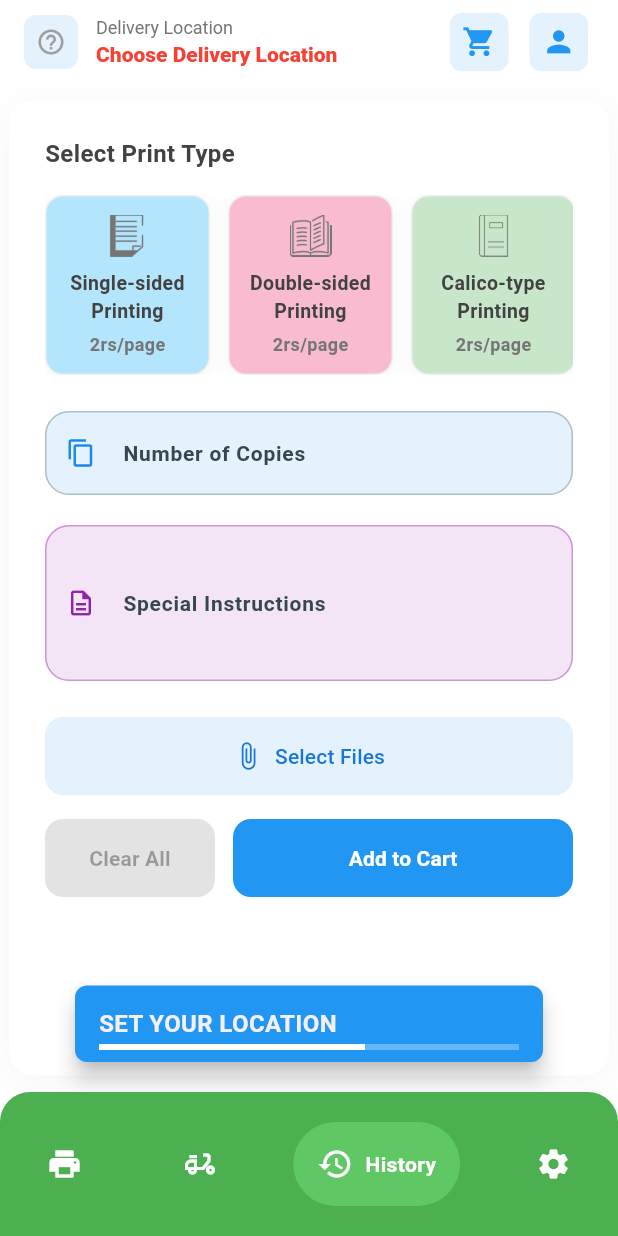
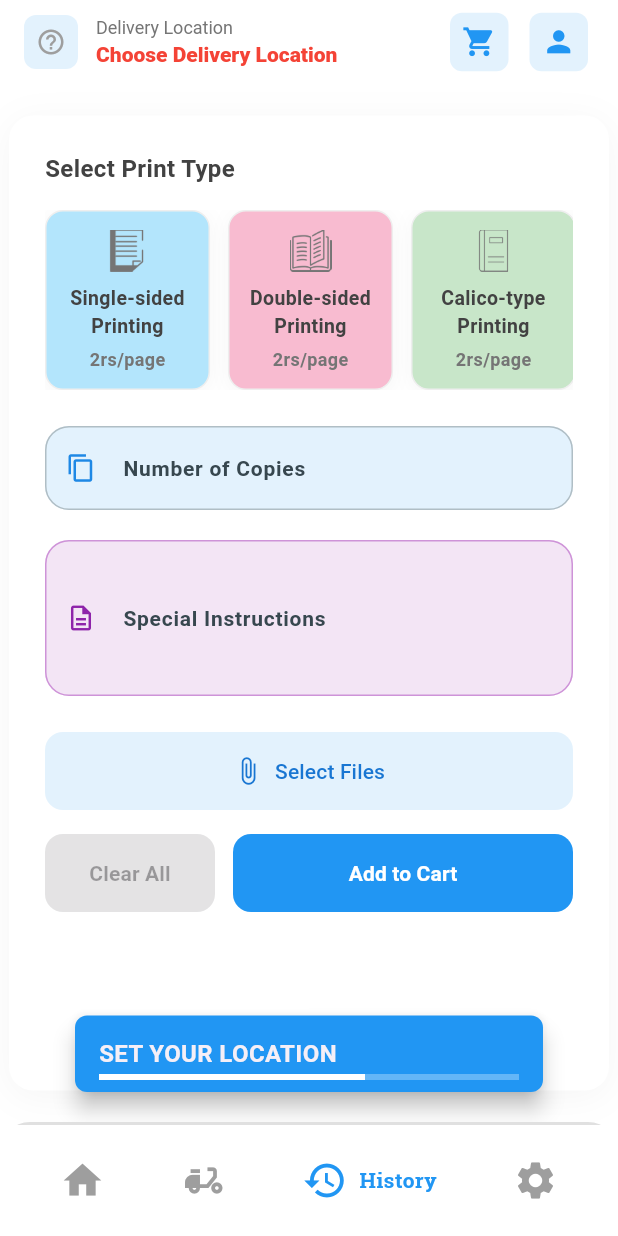
Before and after one commit to codeboyspace/priente, a Flutter app: the screen it shows after launch, item 3 of the bottom bar chosen, after a tap on "Add to Cart", on a phone screen of 412 x 824 dp. Run offline on Flutter 3.47's test engine with Material 3 defaults, Android fonts, the light colour scheme and no system bars; drawn by our look-alikes of google_nav_bar; our stand-ins replace file_picker, fluentui_system_icons, open_file, permission_handler, slider_button, stroke_text; missing offline and left inert: dart_pdf_reader, mappls_gl, mongo_dart.

Commit message:
modified nav bar

```diff
--- a/lib/pages/animatedprogressbar.dart
+++ b/lib/pages/animatedprogressbar.dart
@@ -3,7 +3,7 @@ import 'package:flutter/material.dart';
 class AnimatedProgressBar extends StatefulWidget {
   final Duration duration;
 
-  const AnimatedProgressBar({Key? key, required this.duration}) : super(key: key);
+  const AnimatedProgressBar({super.key, required this.duration});
 
   @override
   _AnimatedProgressBarState createState() => _AnimatedProgressBarState();
@@ -35,7 +35,7 @@ class _AnimatedProgressBarState extends State<AnimatedProgressBar>
       builder: (context, child) {
         return LinearProgressIndicator(
           value: 1.0 - _controller.value, // Reverse progress direction
-          valueColor: AlwaysStoppedAnimation<Color>(Colors.white), // Line color
+          valueColor: const AlwaysStoppedAnimation<Color>(Colors.white), // Line color
           backgroundColor: Colors.white.withOpacity(0.3), // Background line color
         );
       },
--- a/lib/pages/home.dart
+++ b/lib/pages/home.dart
@@ -23,7 +23,7 @@ class _HomepageState extends State<Homepage> {
   static const Color successGreen = Color(0xFF4CAF50);
   static const Color errorRed = Color(0xFFF44336);
   final Map<String, LinearGradient> _colorOptionGradients = {
-    'Color': LinearGradient(
+    'Color': const LinearGradient(
       colors: [
         Colors.blue,
         Colors.purple,
@@ -47,7 +47,7 @@ class _HomepageState extends State<Homepage> {
 
   final TextEditingController _copiesController = TextEditingController();
   final PageController _pageController = PageController();
-  List<Map<String, Object?>> _cartItems = [];
+  final List<Map<String, Object?>> _cartItems = [];
   int _currentPage = 0;
   int _selectedTabIndex = 0;
   bool _showcoloroption = true;
@@ -192,6 +192,7 @@ class _HomepageState extends State<Homepage> {
                             },
                             onCheckout: () async {
                               _checkout();
+                              return null;
                             },
                           ),
                         ),
@@ -200,7 +201,7 @@ class _HomepageState extends State<Homepage> {
                     style: TextButton.styleFrom(
                       backgroundColor: const Color.fromARGB(
                           255, 106, 175, 231), // Button background color
-                      padding: EdgeInsets.symmetric(
+                      padding: const EdgeInsets.symmetric(
                           vertical: 10, horizontal: 16), // Adjust padding
                       shape: RoundedRectangleBorder(
                         borderRadius: BorderRadius.circular(
@@ -219,11 +220,11 @@ class _HomepageState extends State<Homepage> {
               ],
             ),
             // Animated progress bar at the bottom
-            Positioned(
+            const Positioned(
               bottom: -6, // Adjust position to align at the bottom
               left: 0,
               right: 0,
-              child: AnimatedProgressBar(duration: const Duration(seconds: 3)),
+              child: AnimatedProgressBar(duration: Duration(seconds: 3)),
             ),
           ],
         ),
@@ -294,13 +295,13 @@ class _HomepageState extends State<Homepage> {
       _selectedPrintService = null;
       _selectedColorOption = null;
       _showcoloroption = true;
-      _selectedFiles?.clear();
+      _selectedFiles.clear();
     });
   }
 
   @override
   void _validateAndProceed() {
-    if (_selectedFiles == null || _selectedFiles.isEmpty) {
+    if (_selectedFiles.isEmpty) {
       _showSnackBar('Please select files to print', backgroundColor: errorRed);
       return;
     }
@@ -333,7 +334,7 @@ class _HomepageState extends State<Homepage> {
         _selectedPrintService == null ||
         _selectedColorOption == null ||
         _isLocationSet == false ||
-        (_selectedFiles?.isEmpty ?? true)) {
+        (_selectedFiles.isEmpty ?? true)) {
       _showSnackBar('complete all fields', backgroundColor: errorRed);
       return;
     }
@@ -343,7 +344,7 @@ class _HomepageState extends State<Homepage> {
       'instructions': _instructionsController.text,
       'printService': _selectedPrintService!,
       'colorOption': _selectedColorOption!,
-      'files': _selectedFiles?.map((file) => file.name).toList() ?? [],
+      'files': _selectedFiles.map((file) => file.name).toList() ?? [],
     };
 
     setState(() {
@@ -498,6 +499,7 @@ class _HomepageState extends State<Homepage> {
                           },
                           onCheckout: () async {
                             _checkout();
+                            return null;
                           },
                         ),
                       ),
@@ -572,21 +574,88 @@ class _HomepageState extends State<Homepage> {
     topRight: Radius.circular(20),
   ),
   child: Container(
-          color: successGreen,
-          child: Padding(
-            padding: const EdgeInsets.symmetric(horizontal: 15.0, vertical: 20),
+    color: Colors.white, // White background for the bottom bar
+    child: Column(
+      mainAxisSize: MainAxisSize.min,
+      children: [
+        // Border on top like a rectangular line
+        Container(
+          height: 2,
+          color: Colors.grey.shade300, // Light gray border color
+        ),
+        Padding(
+          padding: const EdgeInsets.symmetric(horizontal: 20.0, vertical: 10),
           child: GNav(
             gap: 8,
-              activeColor: Colors.white,
-              color: Colors.white,
-              tabBorderRadius: 65,
-              tabBackgroundColor: const Color.fromRGBO(111, 221, 116, 0.548),
-              padding: const EdgeInsets.all(16),
-              tabs: const [
-                GButton(icon: Icons.print, text: "Print"),
-                GButton(icon: Icons.delivery_dining_outlined, text: "Track"),
-                GButton(icon: Icons.history, text: "History"),
-                GButton(icon: Icons.settings, text: "Settings"),
+            activeColor: Colors.blue, // Blue color for selected tab
+            color: Colors.grey, // Gray color for unselected tabs
+            iconSize: 30, // Larger icons for better touch
+            tabBorderRadius: 50, // Rounded corners for each tab
+            padding: const EdgeInsets.symmetric(horizontal: 20, vertical: 12),
+            duration: const Duration(milliseconds: 300), // Smooth transition for active tab
+            tabs: [
+              GButton(
+                icon: Icons.home,
+                text: "Home",
+                iconColor: Colors.grey, // Gray for unselected icons
+                textColor: Colors.grey, // Gray for unselected text
+iconActiveColor: Colors.blue, // Blue for selected icon
+  textStyle: TextStyle(
+    color: Colors.blue,
+    fontWeight: FontWeight.bold,  // Making text bold
+    fontFamily: 'RobotoSlab',  // Using the custom font
+  ), // Blue text fo
+                onPressed: () {
+                  // Animation or transition here when tapped
+                },
+              ),
+              GButton(
+                icon: Icons.delivery_dining,
+                text: "Track",
+                iconColor: Colors.grey, // Gray for unselected icons
+                textColor: Colors.grey, // Gray for unselected text
+                iconActiveColor: Colors.blue, // Blue for selected icon
+
+  textStyle: TextStyle(
+    color: Colors.blue,
+    fontWeight: FontWeight.bold,  // Making text bold
+    fontFamily: 'RobotoSlab',  // Using the custom font
+  ), // Blue text fo// Blue text for selected item
+                onPressed: () {
+                  // Animation or transition here when tapped
+                },
+              ),
+              GButton(
+  icon: Icons.history,
+  text: "History",
+  iconColor: Colors.grey, // Gray for unselected icons
+  textColor: Colors.grey, // Gray for unselected text
+  iconActiveColor: Colors.blue, // Blue for selected icon
+  textStyle: TextStyle(
+    color: Colors.blue,
+    fontWeight: FontWeight.bold,  // Making text bold
+    fontFamily: 'RobotoSlab',  // Using the custom font
+  ), // Blue text for selected item
+  onPressed: () {
+    // Animation or transition here when tapped
+  },
+),
+
+              GButton(
+                icon: Icons.settings,
+                text: "Settings",
+                iconColor: Colors.grey, // Gray for unselected icons
+                textColor: Colors.grey, // Gray for unselected text
+              iconActiveColor: Colors.blue, // Blue for selected icon
+  textStyle: TextStyle(
+    color: Colors.blue,
+    fontWeight: FontWeight.bold,  // Making text bold
+    fontFamily: 'RobotoSlab',  // Using the custom font
+  ), // Blue text fo
+                onPressed: () {
+                  // Animation or transition here when tapped
+                },
+              ),
             ],
             onTabChange: (index) {
               setState(() {
@@ -595,8 +664,14 @@ class _HomepageState extends State<Homepage> {
             },
           ),
         ),
+      ],
     ),
   ),
+),
+
+
+
+
       body: _selectedTabIndex == 1
           ? const Center(
               child: SizedBox(
@@ -1021,7 +1096,7 @@ class _HomepageState extends State<Homepage> {
                                       size: 18,
                                       color: Colors.grey,
                                     ),
-                                    padding: EdgeInsets.only(
+                                    padding: const EdgeInsets.only(
                                       right: 1, // Adjust padding dynamically
                                     ),
                                   ),
@@ -1136,7 +1211,7 @@ class _HomepageState extends State<Homepage> {
                                   onPressed: _pickFiles,
                                   icon: const Icon(Icons.attach_file, size: 20),
                                   label: Text(
-                                    _selectedFiles!.isNotEmpty
+                                    _selectedFiles.isNotEmpty
                                         ? '${_selectedFiles.length} Files • ${_getTotalFileSize()} MB'
                                         : 'Select Files',
                                   ),
@@ -1152,14 +1227,14 @@ class _HomepageState extends State<Homepage> {
                                   ),
                                 ),
                               ),
-                              if (_selectedFiles!.isNotEmpty)
+                              if (_selectedFiles.isNotEmpty)
                                 Padding(
                                   padding: const EdgeInsets.only(left: 8.0),
                                   child: IconButton(
                                     onPressed: () {
                                       setState(() {
                                         _selectedFiles
-                                            ?.clear(); // Clear the selected files
+                                            .clear(); // Clear the selected files
                                       });
                                     },
                                     icon: const Icon(
--- a/lib/pages/shopdetails.dart
+++ b/lib/pages/shopdetails.dart
@@ -6,10 +6,10 @@ class ShopDetailsPage extends StatelessWidget {
   final String cartJson; // This is the raw JSON string
 
   const ShopDetailsPage({
-    Key? key,
+    super.key,
     required this.shop,
     required this.cartJson, // Raw JSON passed from previous page
-  }) : super(key: key);
+  });
 
   /// Decode the cart JSON string into a list of cart items
   List<Map<String, dynamic>> getCartItems() {
@@ -124,7 +124,7 @@ double calculateTotalCost(List<Map<String, dynamic>> cartItems) {
                       "- ${item['copies']} copies of ${item['printService']} (${item['colorOption']})",
                       style: const TextStyle(fontSize: 16),
                     );
-                  }).toList(),
+                  }),
                 ],
               ),
             ),
```
Also changed, not shown: lib/pages/cartPage.dart (+8 -8 lines), lib/pages/outletsSelection.dart (+4 -4 lines), lib/pages/setLocation.dart (+7 -7 lines), pubspec.yaml (+7 -12 lines), fonts/RobotoSlab-Bold.ttf (added), fonts/RobotoSlab-Regular.ttf (added), pubspec.lock. Lines whose indentation alone changed are shown as unchanged.
